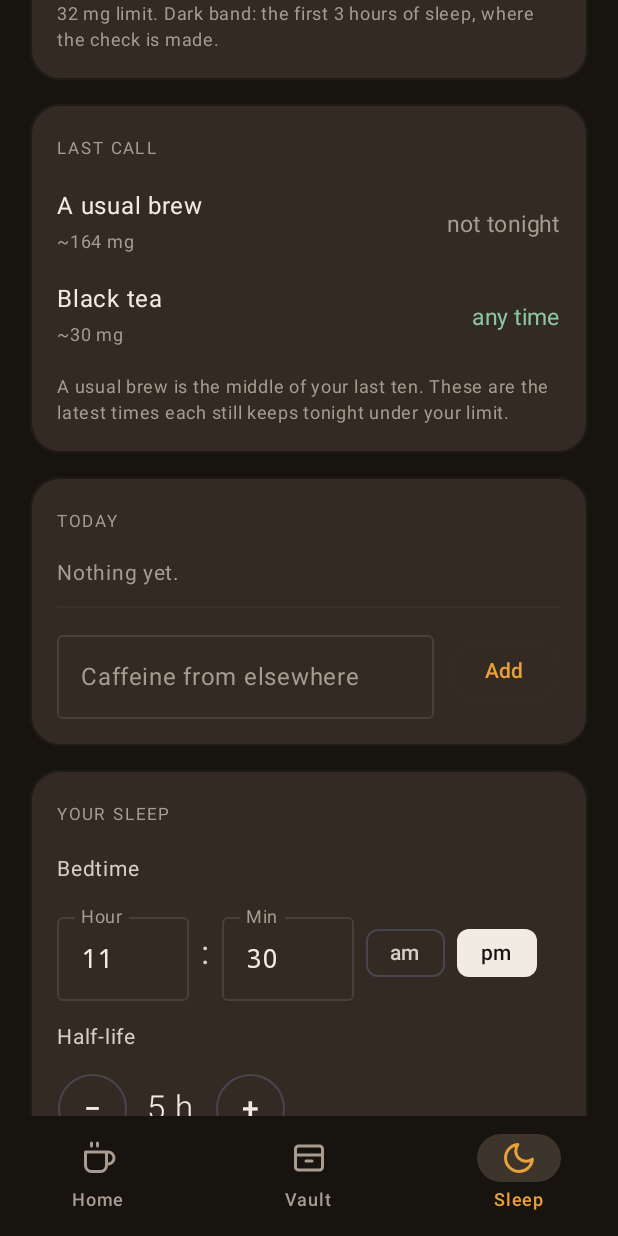
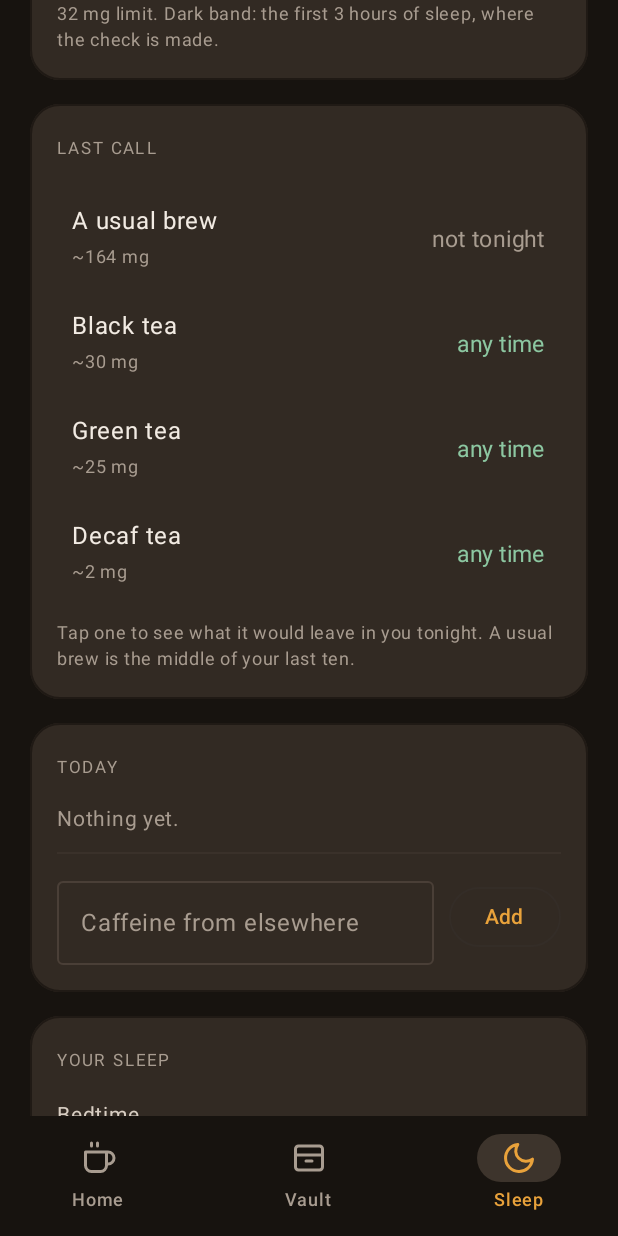
Before and after one commit to padraik99/grindhaus, an Android app built with Jetpack Compose: the screen it shows after launch (MainActivity), item 3 of the bottom bar chosen, scrolled down 520 dp, on a phone screen of 412 x 824 dp. Run offline under Robolectric (Android 15) with nearby library versions, the phone set to English and light mode, and no system bars; our stand-ins replace Room's generated code.

Commit message:
Sleep: tap a drink to see what it would leave tonight; decaf tea
- Last call lists a usual brew, black, green and decaf tea. Tapping
  one opens now / +1 h / +2 h / +3 h and shows the after-bedtime
  amount with it, under or over the limit, plus a pale line on the
  chart. Nothing is logged; tap again to close
- Decaf tea: ~2 mg a mug (USDA brewed decaf black tea; Chin et al.
  2008 found every decaf under 12 mg)
- Log a tea: quick buttons two by two so names stay on one line;
  the saved-tea type choices wrap
- Tests: what-if amounts, decaf figure, the tap-through on screen

Co-Authored-By: Claude Opus 5.5 <noreply@anthropic.com>
Claude-Session: https://claude.ai/code/session_01CrCyvs4sE8qq4YkJY3Tv55

```diff
--- a/app/src/main/java/com/padraik99/grindhaus/domain/CaffeineEstimates.kt
+++ b/app/src/main/java/com/padraik99/grindhaus/domain/CaffeineEstimates.kt
@@ -28,7 +28,7 @@ enum class BrewMethod {
 /** Robusta has roughly twice arabica's caffeine; blends sit between. */
 enum class Species { ARABICA, ROBUSTA, BLEND, DECAF, NOT_SURE }
 
-enum class TeaType { BLACK, GREEN, HERBAL }
+enum class TeaType { BLACK, GREEN, HERBAL, DECAF }
 
 /** A central estimate and the range it plausibly falls in, all in milligrams. */
 data class CaffeineEstimate(val mg: Double, val lowMg: Double, val highMg: Double) {
@@ -116,11 +116,14 @@ object CaffeineEstimates {
      * Tea per 240 mL mug. Tfouni et al. 2018 (Food Sci. Technol. 38:661) measured
      * 10-15 mg per 100 mL for black and green infusions brewed 3 minutes.
      * Herbal is caffeine-free unless the blend contains tea or mate; editable.
+     * Decaf: 2.4 mg per 8 fl oz, the USDA figure for brewed decaffeinated black tea; Chin et al.
+     * 2008 (J. Anal. Toxicol. 32:702) measured every decaf they tested at under 12 mg a serving.
      */
     fun teaDefaultMg(type: TeaType): Double = when (type) {
         TeaType.BLACK -> 30.0
         TeaType.GREEN -> 25.0
         TeaType.HERBAL -> 0.0
+        TeaType.DECAF -> 2.4
     }
 
     fun tea(type: TeaType, volumeMl: Double = MUG_ML): CaffeineEstimate {
--- a/app/src/main/java/com/padraik99/grindhaus/domain/SleepForecast.kt
+++ b/app/src/main/java/com/padraik99/grindhaus/domain/SleepForecast.kt
@@ -17,6 +17,12 @@ sealed interface Cutoff {
     data object Passed : Cutoff
 }
 
+/** Something you might have: a usual brew, a black tea. */
+data class Drink(val name: String, val mg: Double)
+
+/** A drink and the latest it still fits tonight. */
+data class LastCall(val drink: Drink, val cutoff: Cutoff)
+
 /** Everything the Sleep tab says, worked out in one place so it can be tested without a screen. */
 data class SleepForecast(
     val now: Instant,
@@ -27,10 +33,7 @@ data class SleepForecast(
     val limitMg: Double,
     val limitIsDerived: Boolean,
     val halfLifeHours: Double,
-    val usualBrewMg: Double,
-    val usualBrewCutoff: Cutoff,
-    val teaMg: Double,
-    val teaCutoff: Cutoff,
+    val lastCalls: List<LastCall>,
     /** The span the chart draws: from the morning (or the first cup) to the end of the sleep check. */
     val chartStart: Instant,
     val chartEnd: Instant,
@@ -49,8 +52,7 @@ object SleepForecaster {
         bedtime: LocalTime,
         halfLifeHours: Double,
         limitOverrideMg: Double?,
-        usualBrewMg: Double,
-        teaMg: Double,
+        drinks: List<Drink>,
     ): SleepForecast {
         val bed = Bedtime.next(now, bedtime)
         val limit = SleepPlanner.limitMg(halfLifeHours, limitOverrideMg)
@@ -83,10 +85,7 @@ object SleepForecaster {
             limitMg = limit,
             limitIsDerived = limitOverrideMg == null,
             halfLifeHours = halfLifeHours,
-            usualBrewMg = usualBrewMg,
-            usualBrewCutoff = cutoff(usualBrewMg),
-            teaMg = teaMg,
-            teaCutoff = cutoff(teaMg),
+            lastCalls = drinks.map { LastCall(it, cutoff(it.mg)) },
             chartStart = start,
             chartEnd = end,
         )
@@ -103,6 +102,10 @@ object SleepForecaster {
         return if (real.size % 2 == 1) real[mid] else (real[mid - 1] + real[mid]) / 2
     }
 
+    /** What if: the highest point after bedtime had [extra] been drunk too. */
+    fun peakWith(doses: List<Dose>, extra: Dose, bedtime: Instant, halfLifeHours: Double): Double =
+        CaffeineModel.peakAfterBedtime(doses + extra, bedtime, halfLifeHours)
+
     /** The half-life band the chart shades: an hour quicker to two hours slower than the setting. */
     fun band(halfLifeHours: Double): ClosedFloatingPointRange<Double> {
         val r = CaffeineModel.HALF_LIFE_RANGE_HOURS
--- a/app/src/main/java/com/padraik99/grindhaus/ui/brew/HomeScreen.kt
+++ b/app/src/main/java/com/padraik99/grindhaus/ui/brew/HomeScreen.kt
@@ -210,6 +210,7 @@ private fun teaConfirmation(type: TeaType, saved: SavedTea?): String {
         TeaType.BLACK -> "Black tea"
         TeaType.GREEN -> "Green tea"
         TeaType.HERBAL -> "Herbal tea"
+        TeaType.DECAF -> "Decaf tea"
     }
     val mg = CaffeineEstimates.tea(type).mg
     return if (mg == 0.0) "$name logged · no caffeine" else String.format(Locale.US, "%s logged · ~%.0f mg", name, mg)
--- a/app/src/main/java/com/padraik99/grindhaus/ui/sleep/SleepScreen.kt
+++ b/app/src/main/java/com/padraik99/grindhaus/ui/sleep/SleepScreen.kt
@@ -2,6 +2,9 @@ package com.padraik99.grindhaus.ui.sleep
 
 import androidx.compose.foundation.Canvas
 import androidx.compose.foundation.background
+import androidx.compose.foundation.clickable
+import androidx.compose.foundation.relocation.BringIntoViewRequester
+import androidx.compose.foundation.relocation.bringIntoViewRequester
 import androidx.compose.foundation.layout.Arrangement
 import androidx.compose.foundation.layout.Box
 import androidx.compose.foundation.layout.Column
@@ -22,13 +25,16 @@ import androidx.compose.material3.IconButton
 import androidx.compose.material3.OutlinedButton
 import androidx.compose.material3.Text
 import androidx.compose.runtime.Composable
+import androidx.compose.runtime.LaunchedEffect
 import androidx.compose.runtime.getValue
+import androidx.compose.runtime.mutableIntStateOf
 import androidx.compose.runtime.mutableStateOf
 import androidx.compose.runtime.remember
 import androidx.compose.runtime.saveable.rememberSaveable
 import androidx.compose.runtime.setValue
 import androidx.compose.ui.Alignment
 import androidx.compose.ui.Modifier
+import androidx.compose.ui.draw.clip
 import androidx.compose.ui.geometry.Offset
 import androidx.compose.ui.geometry.Size
 import androidx.compose.ui.graphics.Color
@@ -51,11 +57,14 @@ import com.padraik99.grindhaus.data.IntakeEvent
 import com.padraik99.grindhaus.domain.CaffeineModel
 import com.padraik99.grindhaus.domain.Cutoff
 import com.padraik99.grindhaus.domain.Dose
+import com.padraik99.grindhaus.domain.Drink
+import com.padraik99.grindhaus.domain.LastCall
 import com.padraik99.grindhaus.domain.SleepForecast
 import com.padraik99.grindhaus.domain.SleepForecaster
 import com.padraik99.grindhaus.ui.brew.StepButton
 import com.padraik99.grindhaus.ui.brew.clockTime
 import com.padraik99.grindhaus.ui.components.BrandHeader
+import com.padraik99.grindhaus.ui.components.Choice
 import com.padraik99.grindhaus.ui.components.NumberField
 import com.padraik99.grindhaus.ui.components.SectionLabel
 import com.padraik99.grindhaus.ui.components.TimeOfDayField
@@ -100,15 +109,28 @@ fun SleepScreen(
     ) {
         BrandHeader("Sleep")
         val f = state.forecast ?: return@Column
-        Tonight(f, state.doses, state.zone)
-        LastCall(f, state.teaType.name.lowercase(Locale.US).replaceFirstChar { it.uppercase() } + " tea", state.zone)
+        // What if: a drink tapped under Last call, had now or a few hours from now.
+        var picked by rememberSaveable { mutableStateOf<String?>(null) }
+        var laterHours by rememberSaveable { mutableIntStateOf(0) }
+        val drink = f.lastCalls.firstOrNull { it.drink.name == picked }?.drink
+        val whatIf = drink?.let { WhatIf(it, Dose(it.mg, f.now.plus(Duration.ofHours(laterHours.toLong())))) }
+        Tonight(f, state.doses, state.zone, whatIf)
+        LastCalls(
+            f = f,
+            doses = state.doses,
+            zone = state.zone,
+            whatIf = whatIf,
+            laterHours = laterHours,
+            onPick = { name -> picked = if (picked == name) null else name; laterHours = 0 },
+            onLater = { laterHours = it },
+        )
         Today(state.today, state.zone, onLogOther, onRemove)
         YourSleep(state, f, onBedtime, onHalfLife, onLimit)
     }
 }
 
 @Composable
-private fun Tonight(f: SleepForecast, doses: List<Dose>, zone: ZoneId) {
+private fun Tonight(f: SleepForecast, doses: List<Dose>, zone: ZoneId, whatIf: WhatIf?) {
     val bed = clockTime(f.bedtime.toInstant(), zone)
     val tone = if (f.overLimit) GrindhausColors.Bitter else GrindhausColors.Peak
     Column(Modifier.fillMaxWidth().panel(), verticalArrangement = Arrangement.spacedBy(14.dp)) {
@@ -130,7 +152,7 @@ private fun Tonight(f: SleepForecast, doses: List<Dose>, zone: ZoneId) {
                 fontWeight = FontWeight.SemiBold,
             )
         }
-        CaffeineChart(f, doses, zone)
+        CaffeineChart(f, doses, zone, whatIf?.dose)
         Text(
             String.format(
                 Locale.US,
@@ -140,7 +162,7 @@ private fun Tonight(f: SleepForecast, doses: List<Dose>, zone: ZoneId) {
                 hours(SleepForecaster.band(f.halfLifeHours).start),
                 hours(SleepForecaster.band(f.halfLifeHours).endInclusive),
                 mg(f.limitMg),
-            ),
+            ) + (whatIf?.let { " Pale line: with ${it.drink.name.lowercase(Locale.US)} at ${clockTime(it.dose.takenAt, zone)}." } ?: ""),
             color = GrindhausColors.Muted,
             fontSize = 12.sp,
             lineHeight = 17.sp,
@@ -159,30 +181,60 @@ private fun Stat(label: String, valueMg: Double, color: Color, modifier: Modifie
     }
 }
 
+/** A drink being tried out, and when. */
+private data class WhatIf(val drink: Drink, val dose: Dose)
+
 @Composable
-private fun LastCall(f: SleepForecast, teaName: String, zone: ZoneId) {
-    Column(Modifier.fillMaxWidth().panel(), verticalArrangement = Arrangement.spacedBy(14.dp)) {
+private fun LastCalls(
+    f: SleepForecast,
+    doses: List<Dose>,
+    zone: ZoneId,
+    whatIf: WhatIf?,
+    laterHours: Int,
+    onPick: (String) -> Unit,
+    onLater: (Int) -> Unit,
+) {
+    Column(Modifier.fillMaxWidth().panel(), verticalArrangement = Arrangement.spacedBy(6.dp)) {
         SectionLabel("Last call")
-        CutoffRow("A usual brew", f.usualBrewMg, f.usualBrewCutoff, f.now, zone)
-        CutoffRow(teaName, f.teaMg, f.teaCutoff, f.now, zone)
+        Box(Modifier.height(4.dp))
+        f.lastCalls.forEach { call ->
+            val open = whatIf?.drink == call.drink
+            // An opened drink scrolls fully into view, so its times and answer aren't below the fold.
+            val requester = remember { BringIntoViewRequester() }
+            LaunchedEffect(open) { if (open) requester.bringIntoView() }
+            Column(
+                Modifier
+                    .fillMaxWidth()
+                    .bringIntoViewRequester(requester)
+                    .clip(RoundedCornerShape(14.dp))
+                    .background(if (open) GrindhausColors.SurfaceHigh else Color.Transparent)
+                    .clickable(onClickLabel = if (open) "Close" else "What if") { onPick(call.drink.name) }
+                    .padding(horizontal = 10.dp, vertical = 8.dp),
+                verticalArrangement = Arrangement.spacedBy(10.dp),
+            ) {
+                CutoffRow(call, f.now, zone)
+                if (open && whatIf != null) WhatIfResult(f, doses, whatIf, laterHours, zone, onLater)
+            }
+        }
         Text(
-            "A usual brew is the middle of your last ten. These are the latest times each still keeps tonight under your limit.",
+            "Tap one to see what it would leave in you tonight. A usual brew is the middle of your last ten.",
             color = GrindhausColors.Muted,
             fontSize = 12.sp,
             lineHeight = 17.sp,
+            modifier = Modifier.padding(top = 6.dp),
         )
     }
 }
 
 @Composable
-private fun CutoffRow(name: String, doseMg: Double, cutoff: Cutoff, now: Instant, zone: ZoneId) {
+private fun CutoffRow(call: LastCall, now: Instant, zone: ZoneId) {
     Row(verticalAlignment = Alignment.CenterVertically) {
         Column(Modifier.weight(1f)) {
-            Text(name, color = GrindhausColors.Foam, fontSize = 16.sp)
-            Text("~${mg(doseMg)}", color = GrindhausColors.Muted, fontSize = 12.sp)
+            Text(call.drink.name, color = GrindhausColors.Foam, fontSize = 16.sp)
+            Text("~${mg(call.drink.mg)}", color = GrindhausColors.Muted, fontSize = 12.sp)
         }
         Column(horizontalAlignment = Alignment.End) {
-            when (cutoff) {
+            when (val cutoff = call.cutoff) {
                 is Cutoff.Until -> {
                     Text("by ${clockTime(cutoff.at, zone)}", color = GrindhausColors.Crema, fontSize = 18.sp, fontWeight = FontWeight.SemiBold)
                     Text(inTime(now, cutoff.at), color = GrindhausColors.Muted, fontSize = 12.sp)
@@ -191,6 +243,40 @@ private fun CutoffRow(name: String, doseMg: Double, cutoff: Cutoff, now: Instant
                 Cutoff.Passed -> Text("not tonight", color = GrindhausColors.Muted, fontSize = 15.sp)
             }
         }
+    }
+}
+
+@Composable
+private fun WhatIfResult(f: SleepForecast, doses: List<Dose>, whatIf: WhatIf, laterHours: Int, zone: ZoneId, onLater: (Int) -> Unit) {
+    val with = SleepForecaster.peakWith(doses, whatIf.dose, f.bedtime.toInstant(), f.halfLifeHours)
+    val over = with > f.limitMg
+    val tone = if (over) GrindhausColors.Bitter else GrindhausColors.Peak
+    Row(horizontalArrangement = Arrangement.spacedBy(6.dp)) {
+        listOf(0 to "now", 1 to "+1 h", 2 to "+2 h", 3 to "+3 h").forEach { (h, label) ->
+            Choice(label, laterHours == h) { onLater(h) }
+        }
+    }
+    Text(
+        String.format(
+            Locale.US,
+            "Had at %s, after %s you'd have %s, instead of %s.",
+            clockTime(whatIf.dose.takenAt, zone),
+            clockTime(f.bedtime.toInstant(), zone),
+            mg(with),
+            mg(f.peakAfterBedMg),
+        ),
+        color = GrindhausColors.FoamDim,
+        fontSize = 14.sp,
+        lineHeight = 20.sp,
+    )
+    Row(verticalAlignment = Alignment.CenterVertically, horizontalArrangement = Arrangement.spacedBy(8.dp)) {
+        Box(Modifier.size(8.dp).background(tone, CircleShape))
+        Text(
+            if (over) "${mg(with - f.limitMg)} over your ${mg(f.limitMg)} limit" else "Under your ${mg(f.limitMg)} limit",
+            color = tone,
+            fontSize = 14.sp,
+            fontWeight = FontWeight.SemiBold,
+        )
     }
 }
 
@@ -292,7 +378,7 @@ private fun YourSleep(
 
 /** Caffeine across the day: the line at the set half-life, a band around it, the limit, now and the sleep window. */
 @Composable
-private fun CaffeineChart(f: SleepForecast, doses: List<Dose>, zone: ZoneId) {
+private fun CaffeineChart(f: SleepForecast, doses: List<Dose>, zone: ZoneId, whatIf: Dose?) {
     val measurer = rememberTextMeasurer()
     val band = SleepForecaster.band(f.halfLifeHours)
     val samples = remember(f, doses) {
@@ -307,8 +393,15 @@ private fun CaffeineChart(f: SleepForecast, doses: List<Dose>, zone: ZoneId) {
             )
         }
     }
-    val top = remember(samples, f.limitMg) {
-        val highest = maxOf(samples.maxOf { it.third }, f.limitMg * 1.6, 40.0)
+    val ghost = remember(f, doses, whatIf) {
+        whatIf?.let { extra ->
+            val n = samples.size - 1
+            val span = Duration.between(f.chartStart, f.chartEnd).toMillis()
+            (0..n).map { i -> CaffeineModel.totalAt(doses + extra, f.chartStart.plusMillis(span * i / n), f.halfLifeHours) }
+        }
+    }
+    val top = remember(samples, ghost, f.limitMg) {
+        val highest = maxOf(samples.maxOf { it.third }, ghost?.maxOrNull() ?: 0.0, f.limitMg * 1.6, 40.0)
         ceil(highest / 25.0) * 25.0
     }
     val labelStyle = TextStyle(color = GrindhausColors.Muted, fontSize = 10.sp)
@@ -375,6 +468,20 @@ private fun CaffeineChart(f: SleepForecast, doses: List<Dose>, zone: ZoneId) {
         }
         drawPath(past, GrindhausColors.Crema, style = Stroke(2.5.dp.toPx(), cap = StrokeCap.Round))
 
+        // What if: the same day with the tapped drink added.
+        if (ghost != null && whatIf != null) {
+            val path = Path().apply {
+                ghost.forEachIndexed { i, mg -> if (i == 0) moveTo(xi(i), y(mg)) else lineTo(xi(i), y(mg)) }
+            }
+            drawPath(path, GrindhausColors.Foam.copy(alpha = 0.6f), style = Stroke(1.5.dp.toPx(), cap = StrokeCap.Round))
+            drawCircle(
+                GrindhausColors.Foam.copy(alpha = 0.8f),
+                3.5.dp.toPx(),
+                Offset(x(whatIf.takenAt), size.height - padBottom),
+                style = Stroke(1.5.dp.toPx()),
+            )
+        }
+
         // Now.
         drawLine(GrindhausColors.Foam.copy(alpha = 0.35f), Offset(nowX, padTop), Offset(nowX, size.height - padBottom), 1.dp.toPx())
         drawCircle(GrindhausColors.Foam, 4.dp.toPx(), Offset(nowX, y(f.nowMg)))
--- a/app/src/main/java/com/padraik99/grindhaus/ui/sleep/SleepViewModel.kt
+++ b/app/src/main/java/com/padraik99/grindhaus/ui/sleep/SleepViewModel.kt
@@ -12,6 +12,7 @@ import com.padraik99.grindhaus.domain.BrewMethod
 import com.padraik99.grindhaus.domain.CaffeineEstimates
 import com.padraik99.grindhaus.domain.CaffeineModel
 import com.padraik99.grindhaus.domain.Dose
+import com.padraik99.grindhaus.domain.Drink
 import com.padraik99.grindhaus.domain.SleepForecast
 import com.padraik99.grindhaus.domain.SleepForecaster
 import com.padraik99.grindhaus.domain.Species
@@ -35,7 +36,6 @@ data class SleepUiState(
     /** What's been had since the chart's start, oldest first. */
     val today: List<IntakeEvent> = emptyList(),
     val forecast: SleepForecast? = null,
-    val teaType: TeaType = TeaType.BLACK,
     val zone: ZoneId = ZoneId.systemDefault(),
 )
 
@@ -63,16 +63,18 @@ class SleepViewModel(private val graph: AppGraph) : ViewModel() {
     ) { events, settings, logs, _ ->
         val doses = events.map { Dose(it.mg, Instant.ofEpochMilli(it.takenAt)) }
         val usual = SleepForecaster.usualBrewMg(logs.map { it.caffeineMg }) ?: FALLBACK_BREW_MG
-        // Herbal has no caffeine, so the cutoff line uses black tea instead.
-        val teaType = settings.defaultTea.takeIf { CaffeineEstimates.teaDefaultMg(it) > 0 } ?: TeaType.BLACK
         val forecast = SleepForecaster.forecast(
             doses = doses,
             now = ZonedDateTime.now(clock),
             bedtime = settings.bedtime,
             halfLifeHours = settings.halfLifeHours,
             limitOverrideMg = settings.limitOverrideMg,
-            usualBrewMg = usual,
-            teaMg = CaffeineEstimates.tea(teaType).mg,
+            drinks = listOf(
+                Drink("A usual brew", usual),
+                Drink("Black tea", CaffeineEstimates.tea(TeaType.BLACK).mg),
+                Drink("Green tea", CaffeineEstimates.tea(TeaType.GREEN).mg),
+                Drink("Decaf tea", CaffeineEstimates.tea(TeaType.DECAF).mg),
+            ),
         )
         SleepUiState(
             loaded = true,
@@ -80,7 +82,6 @@ class SleepViewModel(private val graph: AppGraph) : ViewModel() {
             doses = doses,
             today = events.filter { it.takenAt >= forecast.chartStart.toEpochMilli() },
             forecast = forecast,
-            teaType = teaType,
             zone = clock.zone,
         )
     }.stateIn(viewModelScope, SharingStarted.WhileSubscribed(5_000), SleepUiState())
```
Also changed, not shown: app/src/main/java/com/padraik99/grindhaus/ui/brew/TeaScreen.kt (+15 -9 lines), 4 other files.
